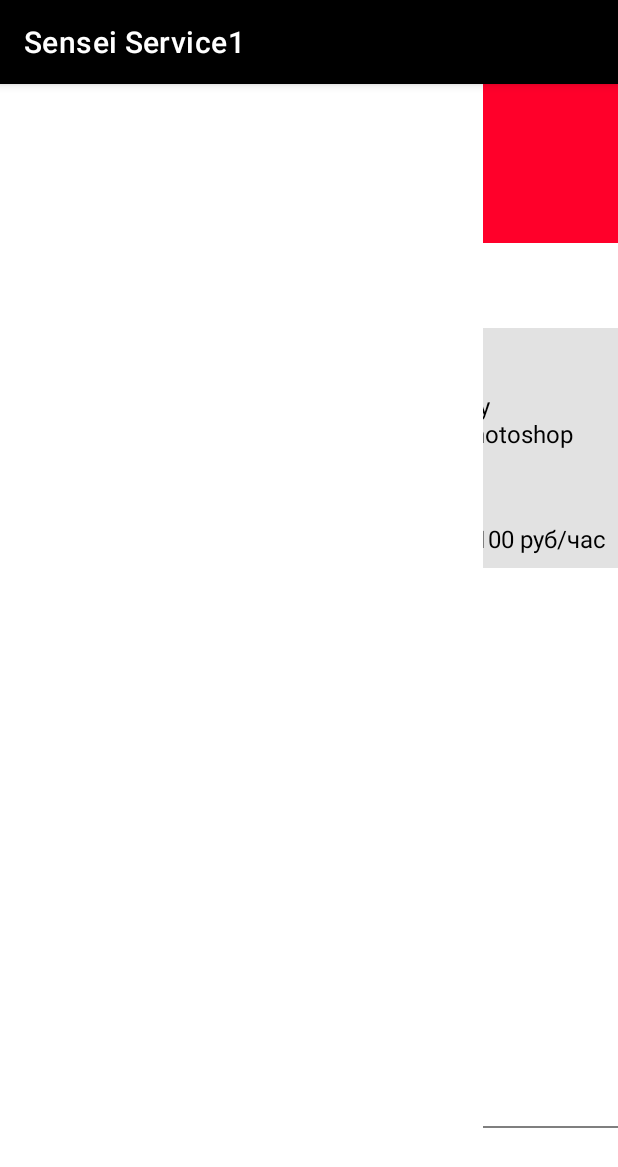
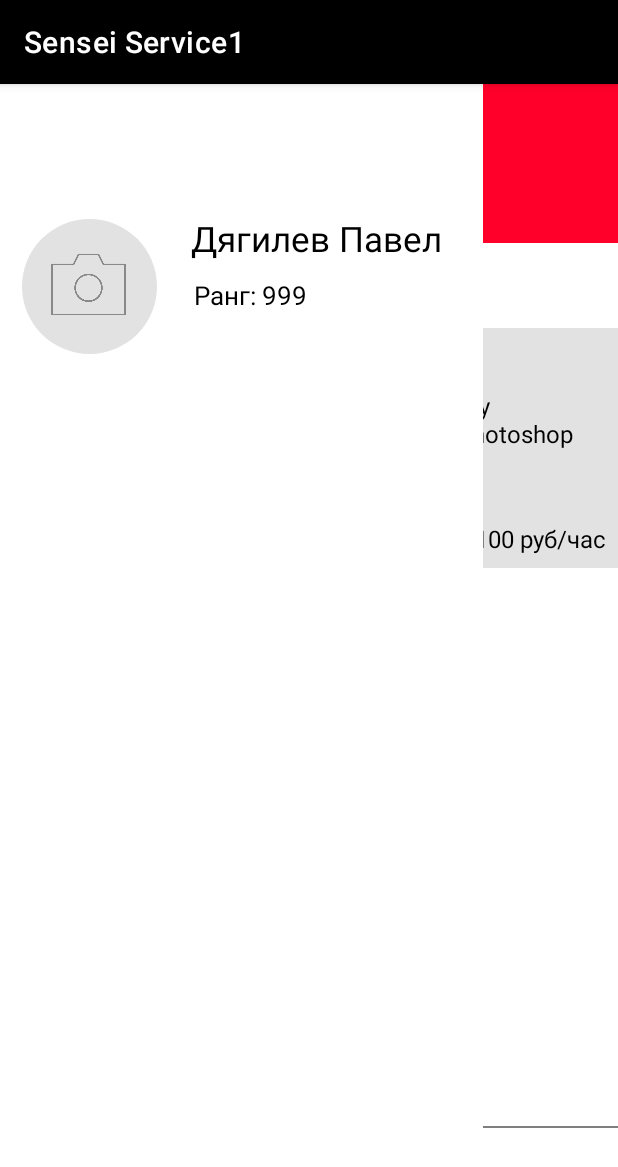
Before and after one commit to paveldyagilev/Sensei-Service1, an Android app: the SidebarAct screen opened directly, with no data from a screen before it, on a phone screen of 412 x 824 dp. Shown: the top 1167 px of the screen. Run offline under Robolectric (Android 15) with nearby library versions, the phone set to English and light mode, and no system bars.

Commit message:
second commit

```diff
--- a/app/src/main/AndroidManifest.xml
+++ b/app/src/main/AndroidManifest.xml
@@ -9,7 +9,8 @@
         android:roundIcon="@mipmap/ic_launcher_round"
         android:supportsRtl="true"
         android:theme="@style/Theme.SenseiService1">
-        <activity android:name=".SidebarAct"></activity>
+        <activity android:name=".TestAct"></activity>
+        <activity android:name=".SidebarAct" />
         <activity android:name=".DrawAct" />
         <activity
             android:name=".ListOrderAct1"
--- /dev/null
+++ b/app/src/main/res/drawable/profile_picture_ic.xml
@@ -0,0 +1,9 @@
+<?xml version="1.0" encoding="utf-8"?>
+<selector xmlns:android="http://schemas.android.com/apk/res/android">
+    <item>
+        <shape>
+            <solid android:color="#E2E2E2"/>
+            <corners android:radius="90dp"/>
+        </shape>
+    </item>
+</selector>
--- /dev/null
+++ b/app/src/main/res/drawable/shadow_gradient.xml
@@ -0,0 +1,4 @@
+<?xml version="1.0" encoding="utf-8"?>
+<selector xmlns:android="http://schemas.android.com/apk/res/android">
+
+</selector>
--- a/app/src/main/res/layout/activity_sidebar.xml
+++ b/app/src/main/res/layout/activity_sidebar.xml
@@ -242,4 +242,54 @@
         android:layout_marginEnd="90dp"
         android:background="#FFFFFF" />
 
+    <ImageView
+        android:id="@+id/profile_picture"
+        android:layout_width="90dp"
+        android:layout_height="90dp"
+        android:layout_alignParentEnd="true"
+        android:layout_alignParentBottom="true"
+        android:layout_marginEnd="307dp"
+        android:layout_marginBottom="588dp"
+        android:background="@drawable/profile_picture_ic" />
+
+    <ImageView
+        android:id="@+id/profile_IV"
+        android:layout_width="50dp"
+        android:layout_height="50dp"
+        android:layout_alignParentEnd="true"
+        android:layout_alignParentBottom="true"
+        android:layout_marginEnd="328dp"
+        android:layout_marginBottom="609dp"
+        android:background="@drawable/camera_icon" />
+
+    <TextView
+        android:id="@+id/Name_TV"
+        android:layout_width="wrap_content"
+        android:layout_height="wrap_content"
+        android:layout_alignParentEnd="true"
+        android:layout_alignParentBottom="true"
+        android:layout_marginEnd="117dp"
+        android:layout_marginBottom="649dp"
+        android:fontFamily="sans-serif"
+        android:gravity="left"
+        android:text="Дягилев Павел"
+        android:textColor="#000000"
+        android:textSize="23dp"
+        android:textStyle="normal" />
+
+    <TextView
+        android:id="@+id/rank_TV"
+        android:layout_width="wrap_content"
+        android:layout_height="wrap_content"
+        android:layout_alignParentEnd="true"
+        android:layout_alignParentBottom="true"
+        android:layout_marginEnd="207dp"
+        android:layout_marginBottom="615dp"
+        android:fontFamily="sans-serif"
+        android:gravity="left"
+        android:text="Ранг: 999"
+        android:textColor="#000000"
+        android:textSize="17dp"
+        android:textStyle="normal" />
+
 </RelativeLayout>
```
